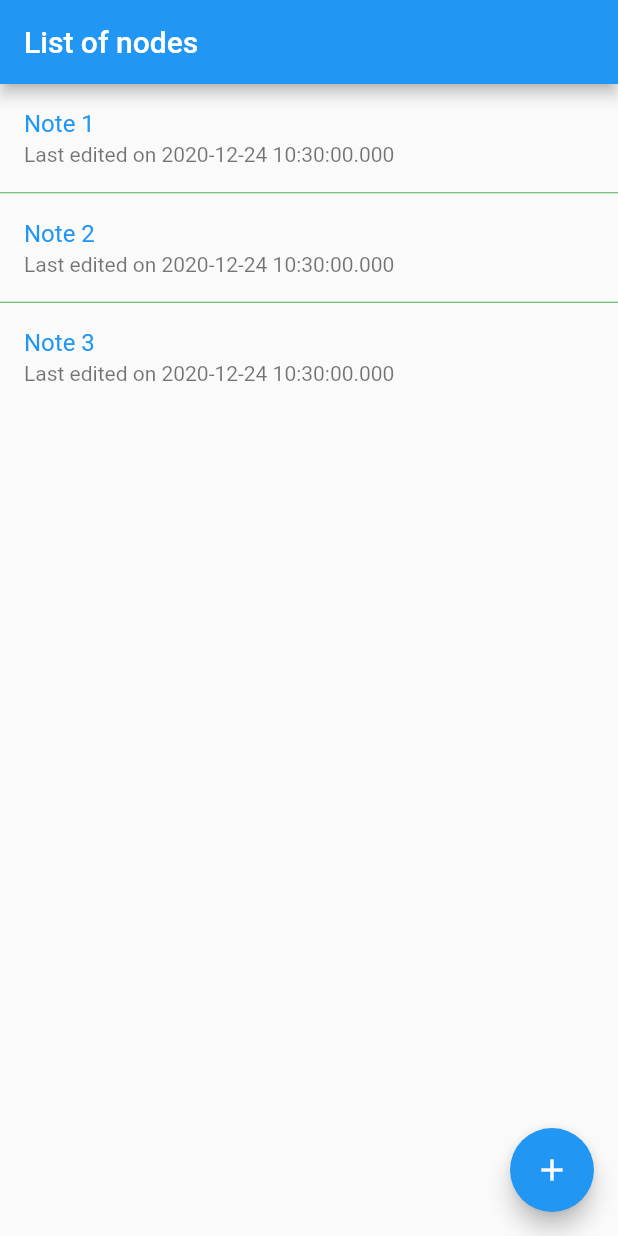
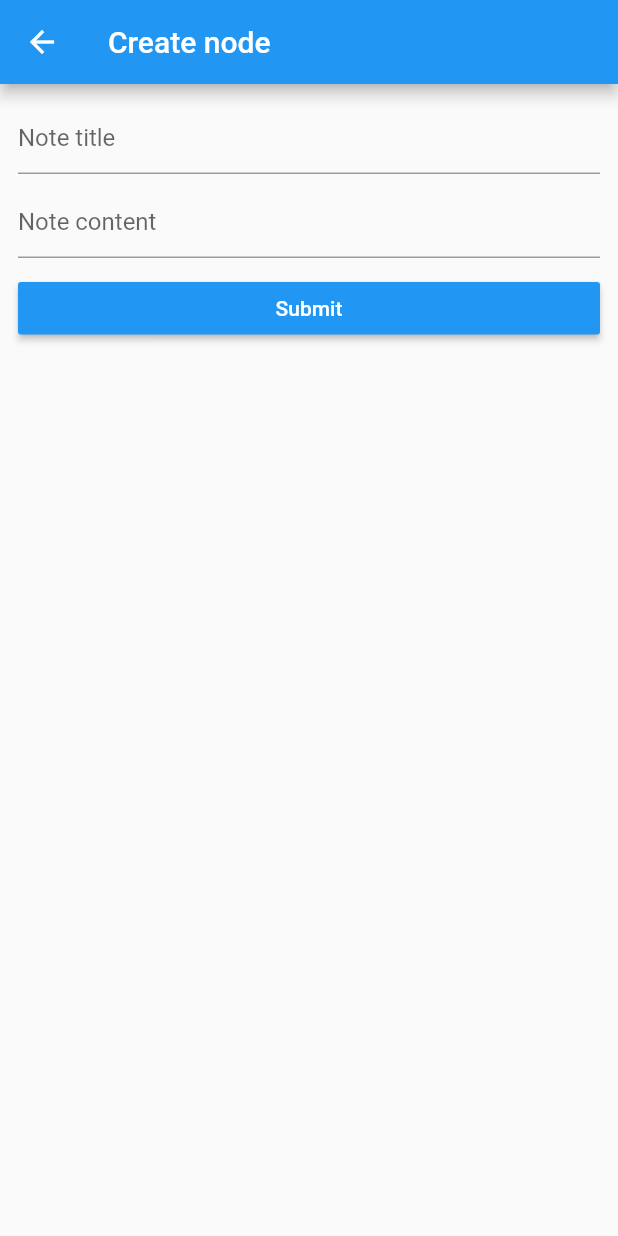
Before and after one commit to Shaktiexcellence/RestAPI, a Flutter app: the screen it shows after launch, after a tap on the "add" icon, on a phone screen of 412 x 824 dp. Run offline on Flutter 3.47's test engine with Material 2 defaults, Android fonts, the phone set to English and light mode, and no system bars; our stand-ins replace get_it.

```diff
--- a/lib/main.dart
+++ b/lib/main.dart
@@ -1,7 +1,14 @@
 import 'package:flutter/material.dart';
+import 'package:restapi_flutter/services/note_services.dart';
 import 'package:restapi_flutter/views/note_list.dart';
+import 'package:get_it/get_it.dart';
+
+void setupLocator() {
+  GetIt.I.registerLazySingleton(() => NotesService());
+}
 
 void main() {
+  setupLocator();
   runApp(MyApp());
 }
 
@@ -9,6 +16,7 @@ class MyApp extends StatelessWidget {
   @override
   Widget build(BuildContext context) {
     return MaterialApp(
+      debugShowCheckedModeBanner: false,
       title: 'Flutter Demo',
       theme: ThemeData(
         primarySwatch: Colors.blue,
--- /dev/null
+++ b/lib/services/note_services.dart
@@ -0,0 +1,23 @@
+import 'package:restapi_flutter/models/note_for_listing.dart';
+
+class NotesService {
+  List<NoteForListing> getNotesList() {
+    return [
+      new NoteForListing(
+          noteID: "1",
+          createDateTime: DateTime.now(),
+          latestEditDateTime: DateTime.now(),
+          noteTitle: "Note 1"),
+      new NoteForListing(
+          noteID: "2",
+          createDateTime: DateTime.now(),
+          latestEditDateTime: DateTime.now(),
+          noteTitle: "Note 2"),
+      new NoteForListing(
+          noteID: "3",
+          createDateTime: DateTime.now(),
+          latestEditDateTime: DateTime.now(),
+          noteTitle: "Note 3"),
+    ];
+  }
+}
--- a/lib/views/note_list.dart
+++ b/lib/views/note_list.dart
@@ -1,41 +1,72 @@
 import 'package:flutter/material.dart';
+import 'package:get_it/get_it.dart';
 import 'package:restapi_flutter/models/note_for_listing.dart';
+import 'package:restapi_flutter/services/note_services.dart';
+import 'package:restapi_flutter/views/note_delete.dart';
+import 'package:restapi_flutter/views/note_modify.dart';
 
-class NoteList extends StatelessWidget {
-  final notes = [
-    new NoteForListing(
-        noteID: "1",
-        createDateTime: DateTime.now(),
-        latestEditDateTime: DateTime.now(),
-        noteTitle: "Note 1"),
-    new NoteForListing(
-        noteID: "2",
-        createDateTime: DateTime.now(),
-        latestEditDateTime: DateTime.now(),
-        noteTitle: "Note 2"),
-    new NoteForListing(
-        noteID: "3",
-        createDateTime: DateTime.now(),
-        latestEditDateTime: DateTime.now(),
-        noteTitle: "Note 3"),
-  ];
+class NoteList extends StatefulWidget {
+  @override
+  _NoteListState createState() => _NoteListState();
+}
+
+class _NoteListState extends State<NoteList> {
+  NotesService get service => GetIt.I<NotesService>();
+
+  List<NoteForListing> notes = [];
+
+  String formatDateTime(DateTime dateTime) {
+    return '${dateTime.day}/${dateTime.month}/${dateTime.year}';
+  }
+
+    @override
+  void initState() {
+    notes = service.getNotesList();
+    super.initState();
+  }
 
   @override
   Widget build(BuildContext context) {
     return Scaffold(
       appBar: AppBar(title: Text('List of nodes')),
       floatingActionButton: FloatingActionButton(
-        onPressed: () {},
+        onPressed: () {
+          Navigator.of(context)
+              .push(MaterialPageRoute(builder: (_) => NoteModify()));
+        },
         child: Icon(Icons.add),
       ),
       body: ListView.separated(
         separatorBuilder: (_, __) => Divider(height: 1, color: Colors.green),
         itemBuilder: (_, int index) {
-          return ListTile(
-              title: Text(notes[index].noteTitle,
-                  style: TextStyle(color: Theme.of(context).primaryColor)),
-              subtitle:
-                  Text('Last edited on ${(notes[index].latestEditDateTime)}'));
+          return Dismissible(
+            key: ValueKey(notes[index].noteID),
+            direction: DismissDirection.startToEnd,
+            onDismissed: (direction) {},
+            confirmDismiss: (direction) async {
+              final result = await showDialog(
+                  context: context, builder: (_) => NoteDelete());
+              print(result);
+              return result;
+            },
+            background: Container(
+              color: Colors.red,
+              padding: EdgeInsets.only(left: 16),
+              child: Align(
+                child: Icon(Icons.delete, color: Colors.white),
+                alignment: Alignment.centerLeft,
+              ),
+            ),
+            child: ListTile(
+                onTap: () {
+                  Navigator.of(context).push(MaterialPageRoute(
+                      builder: (_) => NoteModify(noteID: notes[index].noteID)));
+                },
+                title: Text(notes[index].noteTitle,
+                    style: TextStyle(color: Theme.of(context).primaryColor)),
+                subtitle: Text(
+                    'Last edited on ${formatDateTime(notes[index].latestEditDateTime)}')),
+          );
         },
         itemCount: notes.length,
       ),
--- /dev/null
+++ b/lib/views/note_modify.dart
@@ -0,0 +1,40 @@
+import 'package:flutter/material.dart';
+
+class NoteModify extends StatelessWidget {
+  final String noteID;
+  bool get isEditing => noteID != null;
+  NoteModify({this.noteID});
+
+  @override
+  Widget build(BuildContext context) {
+    return Scaffold(
+      appBar: AppBar(title: Text(noteID == null ? 'Create node' : 'Edit Node')),
+      body: Padding(
+        padding: const EdgeInsets.all(12.0),
+        child: Column(
+          children: [
+            TextField(
+              decoration: InputDecoration(hintText: 'Note title'),
+            ),
+            Container(height: 8),
+            TextField(
+              decoration: InputDecoration(hintText: 'Note content'),
+            ),
+            Container(height: 16),
+            SizedBox(
+              width: double.infinity,
+              height: 35,
+              child: RaisedButton(
+                child: Text('Submit', style: TextStyle(color: Colors.white)),
+                color: Theme.of(context).primaryColor,
+                onPressed: () {
+                  Navigator.of(context).pop();
+                },
+              ),
+            )
+          ],
+        ),
+      ),
+    );
+  }
+}
```
Also changed, not shown: lib/views/note_delete.dart (added, +25 -0 lines), pubspec.yaml (+2 -23 lines), pubspec.lock.
